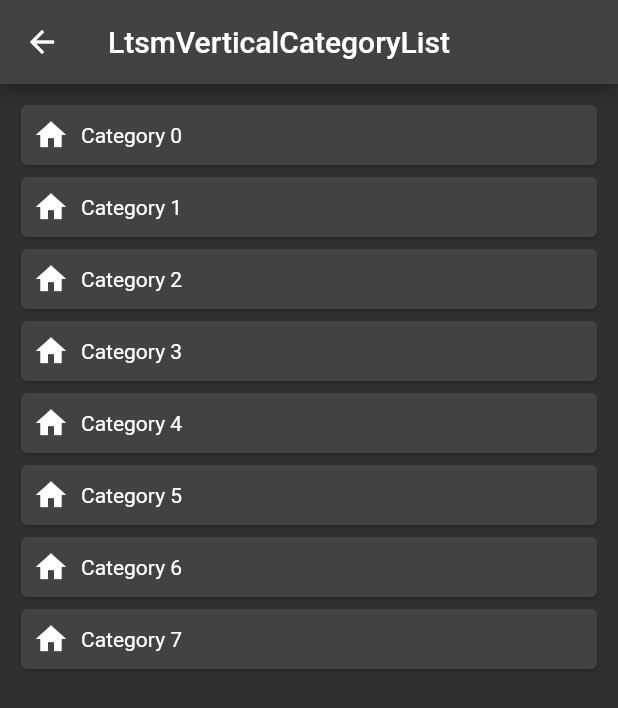
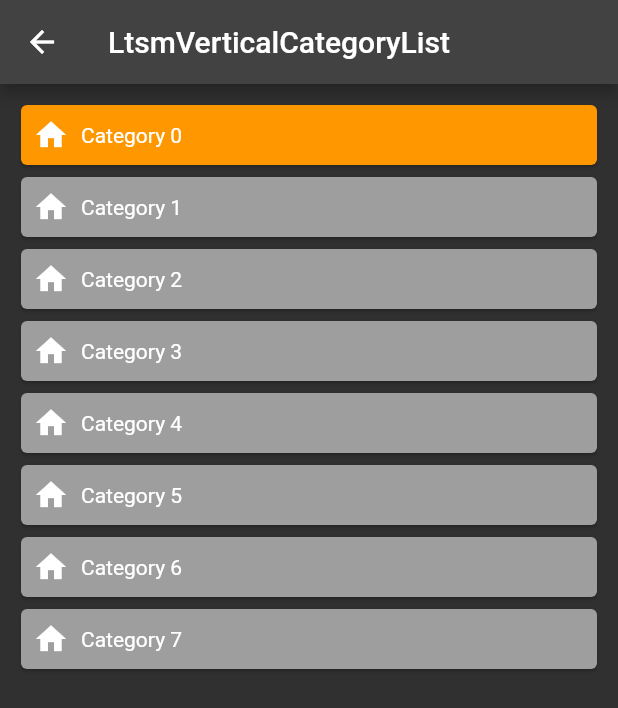
Before and after one commit to lie16/fic_exercises, a Flutter app: the LtsmVerticalCategoryListView screen opened directly, on a phone screen of 412 x 824 dp. Shown: the top 708 px of the screen. Run offline on Flutter 3.47's test engine with Material 2 defaults, Android fonts, the phone set to English and light mode, and no system bars; our stand-ins replace blur, cached_network_image, carousel_slider, dio, file_picker, flutter_image_compress and 7 more; missing offline and left inert: file_picker_cross.

Commit message:
vertical done

```diff
--- a/lib/module/tutorial/latihan/ltsm_vertical_category_list/controller/ltsm_vertical_category_list_controller.dart
+++ b/lib/module/tutorial/latihan/ltsm_vertical_category_list/controller/ltsm_vertical_category_list_controller.dart
@@ -2,7 +2,8 @@ import 'package:flutter/material.dart';
 import 'package:example/state_util.dart';
 import '../view/ltsm_vertical_category_list_view.dart';
 
-class LtsmVerticalCategoryListController extends State<LtsmVerticalCategoryListView> implements MvcController {
+class LtsmVerticalCategoryListController
+    extends State<LtsmVerticalCategoryListView> implements MvcController {
   static late LtsmVerticalCategoryListController instance;
   late LtsmVerticalCategoryListView view;
 
@@ -17,4 +18,5 @@ class LtsmVerticalCategoryListController extends State<LtsmVerticalCategoryListV
 
   @override
   Widget build(BuildContext context) => widget.build(context, this);
+  int selectedIndex = 0;
 }
--- a/lib/module/tutorial/latihan/ltsm_vertical_category_list/view/ltsm_vertical_category_list_view.dart
+++ b/lib/module/tutorial/latihan/ltsm_vertical_category_list/view/ltsm_vertical_category_list_view.dart
@@ -28,11 +28,17 @@ class LtsmVerticalCategoryListView extends StatefulWidget {
                     //TODO: Atur selectedIndex = index did alam event onTap()
                     //! Panggil controller.setState((){}); setelah-nya
                     return InkWell(
-                      onTap: () {},
+                      onTap: () {
+                        controller.selectedIndex = index;
+                        controller.setState(() {});
+                      },
                       child: Card(
                         //TODO: Atur warna card, jika selectedIndex == index,
                         //! Maka warnanya orange,
                         //! Jika tidak, warnanya grey
+                        color: (controller.selectedIndex == index)
+                            ? Colors.orange
+                            : Colors.grey,
                         child: Padding(
                           padding: const EdgeInsets.all(8.0),
                           child: Row(
```
